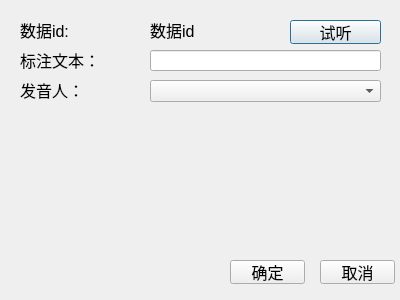
Before: the Qt Designer form ui/uifiles/edit_info.ui in kslz/sound_dataset_tools2, drawn with Qt 5.
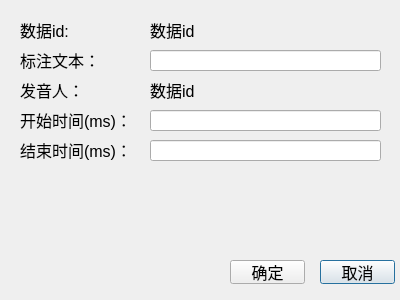
After: the same form once the commit is applied.

Commit message: 设计编辑弹窗

Diff of the .ui file:
```diff
--- a/ui/uifiles/edit_info.ui
+++ b/ui/uifiles/edit_info.ui
@@ -70,19 +70,6 @@
     <string/>
    </property>
   </widget>
-  <widget class="QPushButton" name="pushButton">
-   <property name="geometry">
-    <rect>
-     <x>290</x>
-     <y>20</y>
-     <width>91</width>
-     <height>24</height>
-    </rect>
-   </property>
-   <property name="text">
-    <string>试听</string>
-   </property>
-  </widget>
   <widget class="QLabel" name="label_4">
    <property name="geometry">
     <rect>
@@ -96,16 +83,6 @@
     <string>发音人：</string>
    </property>
   </widget>
-  <widget class="QComboBox" name="comboBox">
-   <property name="geometry">
-    <rect>
-     <x>150</x>
-     <y>80</y>
-     <width>231</width>
-     <height>22</height>
-    </rect>
-   </property>
-  </widget>
   <widget class="QPushButton" name="pushButton_2">
    <property name="geometry">
     <rect>
@@ -132,6 +109,71 @@
     <string>确定</string>
    </property>
   </widget>
+  <widget class="QLabel" name="label_info_speaker">
+   <property name="geometry">
+    <rect>
+     <x>150</x>
+     <y>80</y>
+     <width>231</width>
+     <height>20</height>
+    </rect>
+   </property>
+   <property name="text">
+    <string>数据id</string>
+   </property>
+  </widget>
+  <widget class="QLabel" name="label_5">
+   <property name="geometry">
+    <rect>
+     <x>20</x>
+     <y>110</y>
+     <width>121</width>
+     <height>20</height>
+    </rect>
+   </property>
+   <property name="text">
+    <string>开始时间(ms)：</string>
+   </property>
+  </widget>
+  <widget class="QLabel" name="label_6">
+   <property name="geometry">
+    <rect>
+     <x>20</x>
+     <y>140</y>
+     <width>121</width>
+     <height>20</height>
+    </rect>
+   </property>
+   <property name="text">
+    <string>结束时间(ms)：</string>
+   </property>
+  </widget>
+  <widget class="QLineEdit" name="lineEdit_info_starttime">
+   <property name="geometry">
+    <rect>
+     <x>150</x>
+     <y>110</y>
+     <width>231</width>
+     <height>21</height>
+    </rect>
+   </property>
+   <property name="text">
+    <string/>
+   </property>
+  </widget>
+  <widget class="QLineEdit" name="lineEdit_info_endtime">
+   <property name="geometry">
+    <rect>
+     <x>150</x>
+     <y>140</y>
+     <width>231</width>
+     <height>21</height>
+    </rect>
+   </property>
+   <property name="text">
+    <string/>
+   </property>
+  </widget>
  </widget>
  <resources/>
  <connections/>
```
The commit also changes 1 other file.
